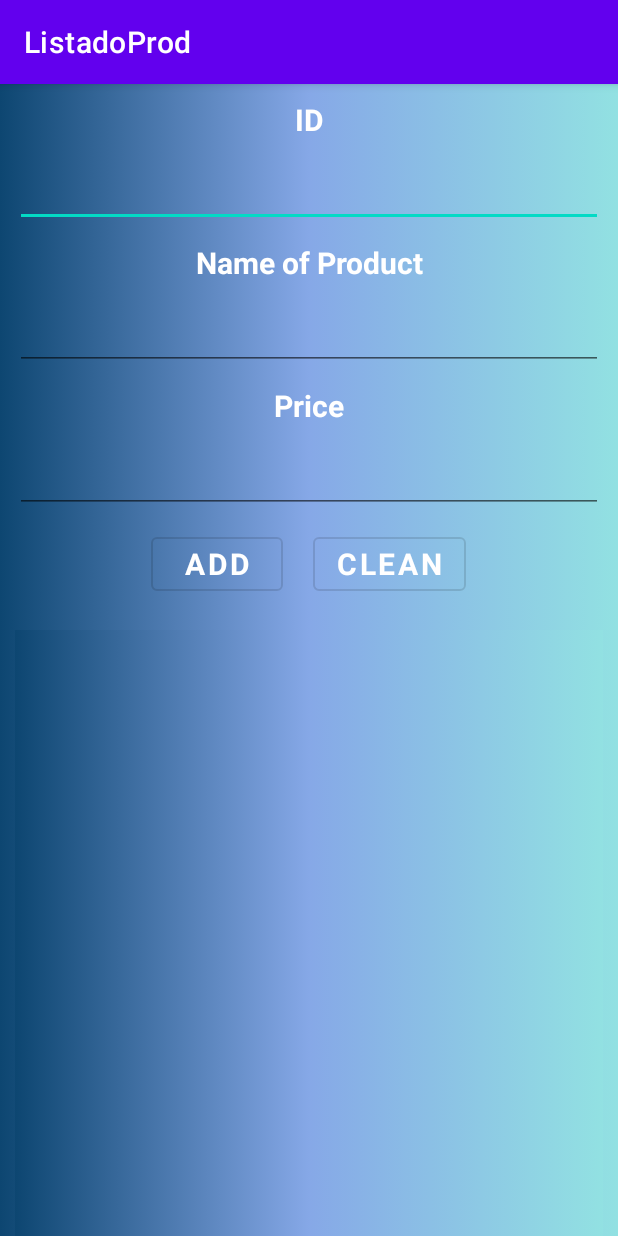
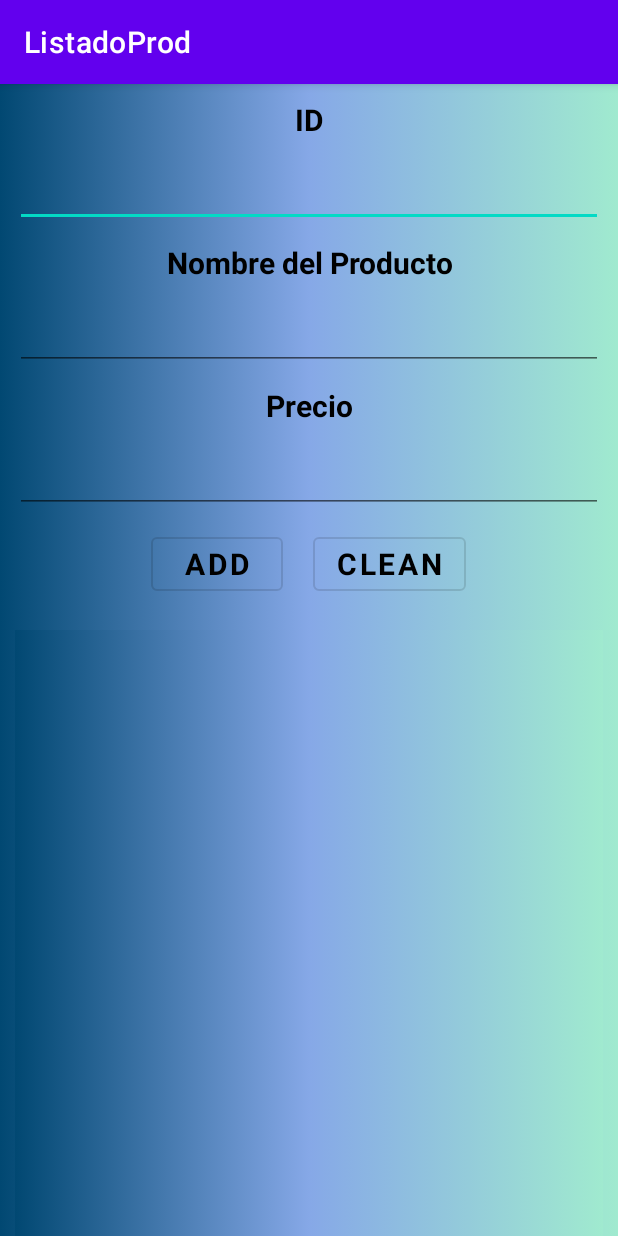
Before and after one commit to JanCarlosPM/ListadoProd_jan, an Android app: the screen it shows after launch (MainActivity), on a phone screen of 412 x 824 dp. Run offline under Robolectric (Android 15) with nearby library versions, the phone set to English and light mode, and no system bars.

Commit message:
Ultimas modificaciones

```diff
--- a/app/src/main/java/ni/edu/uca/listadoprod/dataadapter/ProductoAdapter.kt
+++ b/app/src/main/java/ni/edu/uca/listadoprod/dataadapter/ProductoAdapter.kt
@@ -7,10 +7,8 @@ import ni.edu.uca.listadoprod.dataclass.Producto
 import ni.edu.uca.listadoprod.databinding.ItemlistaBinding
 
 class ProductoAdapter(
-    val listProd: List<Producto>,
-    private val onClickListener: (Producto) -> Unit,
-    private val onClickDelete: (Int) -> Unit,
-    private val onClickUpdate: (Int) -> Unit
+    val listProd: List<Producto>, private val onClickListener: (Producto) -> Unit,
+    private val onClickDelete: (Int) -> Unit, private val onClickUpdate: (Int) -> Unit
 ) :
     RecyclerView.Adapter<ProductoAdapter.ProductoHolder>() {
     inner class ProductoHolder(val binding: ItemlistaBinding) :
--- a/app/src/main/res/drawable/item.xml
+++ b/app/src/main/res/drawable/item.xml
@@ -3,9 +3,9 @@
     <item>
         <shape>
             <gradient
-                android:startColor="#0D4671"
+                android:startColor="#014872"
                 android:centerColor="#86A8E7"
-                android:endColor="#92E1E2"
+                android:endColor="#A0EACF"
                 android:type="linear" />
         </shape>
     </item>
--- a/app/src/main/res/layout/activity_main.xml
+++ b/app/src/main/res/layout/activity_main.xml
@@ -15,9 +15,10 @@
         android:layout_marginLeft="10dp"
         android:layout_marginTop="10dp"
         android:layout_marginRight="10dp"
+        android:fontFamily="sans-serif"
         android:text="ID"
         android:textAlignment="center"
-        android:textColor="@color/white"
+        android:textColor="@color/black"
         android:textSize="20sp"
         android:textStyle="bold" />
 
@@ -28,9 +29,10 @@
         android:layout_marginLeft="10dp"
         android:layout_marginTop="10dp"
         android:layout_marginRight="10dp"
+        android:fontFamily="sans-serif"
         android:inputType="number"
         android:textAlignment="center"
-        android:textColor="@color/white"
+        android:textColor="@color/black"
         android:textSize="20sp"
         android:textStyle="bold" />
 
@@ -41,9 +43,10 @@
         android:layout_marginLeft="10dp"
         android:layout_marginTop="10dp"
         android:layout_marginRight="10dp"
-        android:text="Name of Product"
+        android:fontFamily="sans-serif"
+        android:text="Nombre del Producto"
         android:textAlignment="center"
-        android:textColor="@color/white"
+        android:textColor="@color/black"
         android:textSize="20sp"
         android:textStyle="bold" />
 
@@ -54,8 +57,9 @@
         android:layout_marginLeft="10dp"
         android:layout_marginTop="10dp"
         android:layout_marginRight="10dp"
+        android:fontFamily="sans-serif"
         android:textAlignment="center"
-        android:textColor="@color/white"
+        android:textColor="@color/black"
         android:textSize="20sp"
         android:textStyle="bold" />
 
@@ -66,9 +70,10 @@
         android:layout_marginLeft="10dp"
         android:layout_marginTop="10dp"
         android:layout_marginRight="10dp"
-        android:text="Price"
+        android:fontFamily="sans-serif"
+        android:text="Precio"
         android:textAlignment="center"
-        android:textColor="@color/white"
+        android:textColor="@color/black"
         android:textSize="20sp"
         android:textStyle="bold" />
 
@@ -79,9 +84,10 @@
         android:layout_marginLeft="10dp"
         android:layout_marginTop="10dp"
         android:layout_marginRight="10dp"
+        android:fontFamily="sans-serif"
         android:inputType="numberDecimal"
         android:textAlignment="center"
-        android:textColor="@color/white"
+        android:textColor="@color/black"
         android:textSize="20sp" />
 
     <LinearLayout
@@ -101,7 +107,7 @@
             android:layout_marginBottom="10dp"
             android:fontFamily="sans-serif"
             android:text="Add"
-            android:textColor="@color/white"
+            android:textColor="@color/black"
             android:textSize="20sp"
             android:textStyle="bold" />
 
@@ -116,7 +122,7 @@
             android:layout_marginBottom="10dp"
             android:fontFamily="sans-serif"
             android:text="CLEAN"
-            android:textColor="@color/white"
+            android:textColor="@color/black"
             android:textSize="20sp"
             android:textStyle="bold" />
 
```
Also changed, not shown: app/src/main/java/ni/edu/uca/listadoprod/MainActivity.kt (+22 -4 lines), app/src/main/res/drawable/bordes.xml (added, +13 -0 lines), app/src/main/res/layout/itemlista.xml (+13 -3 lines).
